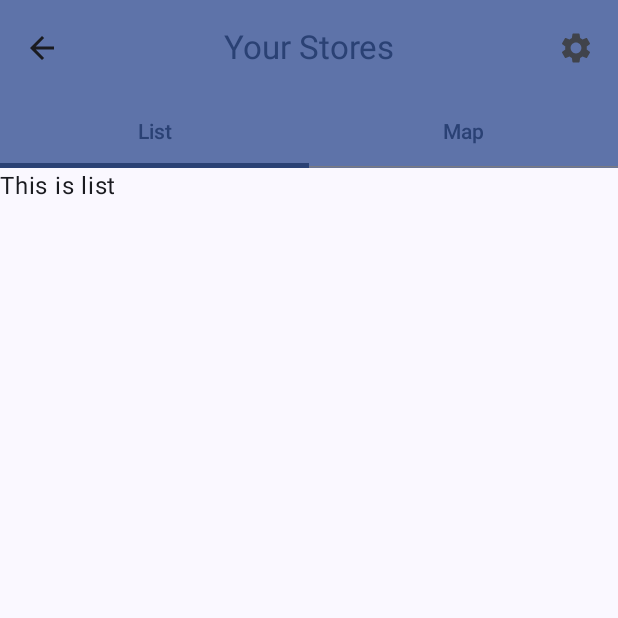
After one commit to vinit-p1/Android-Development, an Android app built with Jetpack Compose: the StoreList screen opened directly, with no data from a screen before it, on a phone screen of 412 x 824 dp, the top half of it. The commit adds this screen. Run offline under Robolectric (Android 15) with nearby library versions, the phone set to English and light mode, and no system bars.

Commit message:
Added basic StoreList UI

```diff
--- a/ShoppingListMainApp/app/build.gradle.kts
+++ b/ShoppingListMainApp/app/build.gradle.kts
@@ -59,6 +59,8 @@ dependencies {
 
 
     implementation("androidx.preference:preference:1.2.0")
+    implementation(platform("androidx.compose:compose-bom:2023.03.00"))
+    androidTestImplementation(platform("androidx.compose:compose-bom:2023.03.00"))
     ksp("androidx.room:room-compiler:2.5.2")
     implementation("androidx.room:room-ktx:2.6.0")
     implementation("androidx.room:room-ktx:2.6.0")
--- /dev/null
+++ b/ShoppingListMainApp/app/src/main/java/com/example/miniproject1/StoreList.kt
@@ -0,0 +1,141 @@
+package com.example.miniproject1
+
+import android.annotation.SuppressLint
+import android.content.Intent
+import android.os.Bundle
+import androidx.activity.ComponentActivity
+import androidx.activity.compose.setContent
+import androidx.activity.viewModels
+import androidx.compose.foundation.layout.Arrangement
+import androidx.compose.foundation.layout.Column
+import androidx.compose.foundation.layout.fillMaxSize
+import androidx.compose.foundation.layout.fillMaxWidth
+import androidx.compose.foundation.layout.padding
+import androidx.compose.material.icons.Icons
+import androidx.compose.material.icons.filled.ArrowBack
+import androidx.compose.material.icons.filled.Settings
+import androidx.compose.material3.CenterAlignedTopAppBar
+import androidx.compose.material3.ExperimentalMaterial3Api
+import androidx.compose.material3.Icon
+import androidx.compose.material3.IconButton
+import androidx.compose.material3.MaterialTheme
+import androidx.compose.material3.Scaffold
+import androidx.compose.material3.ScrollableTabRow
+import androidx.compose.material3.Surface
+import androidx.compose.material3.Tab
+import androidx.compose.material3.TabRow
+import androidx.compose.material3.Text
+import androidx.compose.material3.TopAppBarDefaults
+import androidx.compose.runtime.Composable
+import androidx.compose.runtime.getValue
+import androidx.compose.runtime.mutableStateOf
+import androidx.compose.runtime.remember
+import androidx.compose.runtime.setValue
+import androidx.compose.ui.Modifier
+import androidx.compose.ui.platform.LocalContext
+import androidx.compose.ui.tooling.preview.Preview
+import com.example.miniproject1.ui.theme.MiniProject1Theme
+
+class StoreList : ComponentActivity() {
+    private val viewModel: ViewModel by viewModels()
+    override fun onCreate(savedInstanceState: Bundle?) {
+        super.onCreate(savedInstanceState)
+        setContent {
+            MiniProject1Theme(vm = viewModel) {
+                // A surface container using the 'background' color from the theme
+                Surface(
+                    modifier = Modifier.fillMaxSize(),
+                    color = MaterialTheme.colorScheme.background
+                ) {
+                    StoreListUI()
+                }
+            }
+        }
+    }
+}
+
+@SuppressLint("UnusedMaterial3ScaffoldPaddingParameter")
+@OptIn(ExperimentalMaterial3Api::class)
+@Composable
+fun StoreListUI() {
+    val context = LocalContext.current
+    val tabs = listOf("List", "Map")
+    var selectedTabIndex by remember { mutableStateOf(0) }
+
+    Scaffold(
+        topBar = {
+            CenterAlignedTopAppBar(
+                title = {
+                    Text(text = "Your Stores")
+                },
+                navigationIcon = {
+                    IconButton(onClick = {
+                        val mainActivityIntent = Intent(context, MainActivity::class.java)
+                        context.startActivity(mainActivityIntent)
+                    }) {
+                        Icon(Icons.Filled.ArrowBack, "backIcon")
+
+                    }
+                },
+                actions = {
+                    IconButton(onClick = {
+                        val optionsActivityIntent = Intent(context, OptionsActivity::class.java)
+                        context.startActivity(optionsActivityIntent)
+                    }) {
+                        Icon(Icons.Default.Settings, contentDescription = "Options")
+                    }
+
+                },
+                colors = TopAppBarDefaults.smallTopAppBarColors(
+                    containerColor = MaterialTheme.colorScheme.primaryContainer,
+                    titleContentColor = MaterialTheme.colorScheme.primary
+                ))
+        },
+        content = {
+            innerPadding ->
+            Column (
+                modifier = Modifier
+                    .padding(innerPadding),
+                verticalArrangement = Arrangement.Top
+            ){
+                TabRow(
+                    selectedTabIndex = selectedTabIndex,
+                    modifier = Modifier.fillMaxWidth(),
+                    containerColor = MaterialTheme.colorScheme.primaryContainer,
+                    contentColor = MaterialTheme.colorScheme.primary
+                ) {
+                    tabs.forEachIndexed { index, title ->
+                        Tab(
+                            selected = selectedTabIndex == index,
+                            onClick = {
+                                selectedTabIndex = index
+                            },
+                            text = {
+                                Text(text = title)
+                            }
+                        )
+                    }
+                }
+                when (selectedTabIndex) {
+                    0 -> StoreListTab()
+                    1 -> StoreMapTab()
+                }
+            }
+        },
+
+    )
+}
+
+@Composable
+fun StoreMapTab() {
+    Text(text = "This is map",
+        color = MaterialTheme.colorScheme.primary // or any other color that stands out
+    )
+
+}
+
+@Composable
+fun StoreListTab() {
+
+    Text(text = "This is list")
+}
--- a/ShoppingListMainApp/app/src/main/res/values/strings.xml
+++ b/ShoppingListMainApp/app/src/main/res/values/strings.xml
@@ -1,4 +1,5 @@
 <resources>
     <string name="app_name">MiniProject1</string>
     <string name="title_activity_options">OptionsActivity</string>
+    <string name="title_activity_store_list">StoreList</string>
 </resources>
```
Also changed, not shown: ShoppingListMainApp/app/src/main/AndroidManifest.xml (+7 -1 lines), ShoppingListMainApp/app/src/main/java/com/example/miniproject1/MainActivity.kt (+11 -0 lines).
